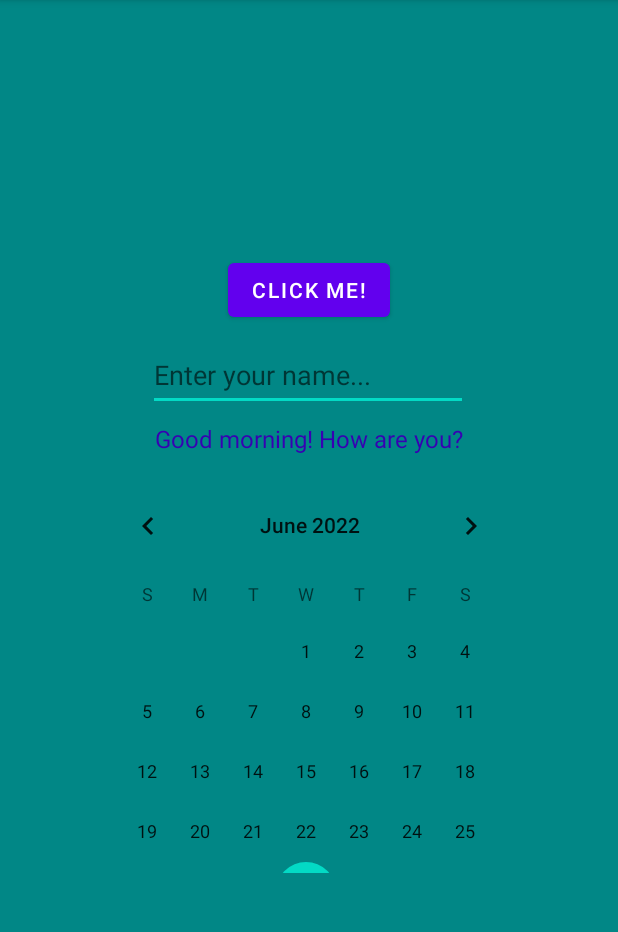
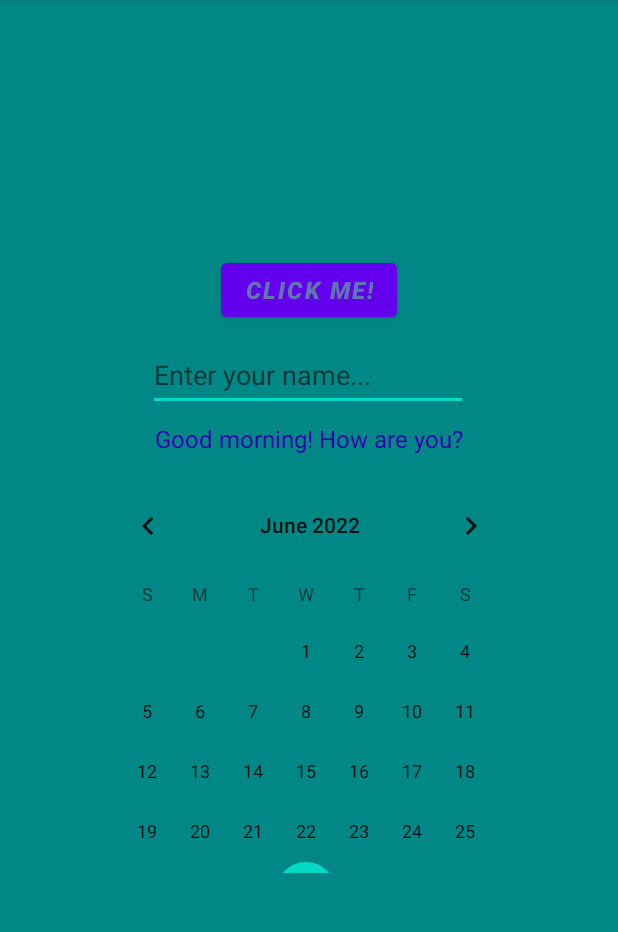
Before and after one commit to PiotrFormela0106/repo_29-06-2022, an Android app: the screen it shows after launch (MainActivity), on a phone screen of 412 x 824 dp, the part 84-1016 px from its top. Run offline under Robolectric (Android 15) with nearby library versions, the phone set to English and light mode, and no system bars.

Commit message:
New color of 'click me' button and some style changes

```diff
--- a/app/src/main/res/layout/activity_main.xml
+++ b/app/src/main/res/layout/activity_main.xml
@@ -36,6 +36,9 @@
         android:layout_width="wrap_content"
         android:layout_height="wrap_content"
         android:text="Click me!"
+        android:textColor="@color/material_dynamic_primary50"
+        android:textSize="16sp"
+        android:textStyle="bold|italic"
         app:layout_constraintBottom_toTopOf="@+id/textView"
         app:layout_constraintEnd_toEndOf="parent"
         app:layout_constraintStart_toStartOf="parent"
@@ -47,6 +50,7 @@
         android:layout_width="291dp"
         android:layout_height="265dp"
         android:layout_marginTop="13dp"
+        android:focusedMonthDateColor="@color/purple_200"
         app:layout_constraintEnd_toEndOf="parent"
         app:layout_constraintStart_toStartOf="parent"
         app:layout_constraintTop_toBottomOf="@+id/textView" />
```
